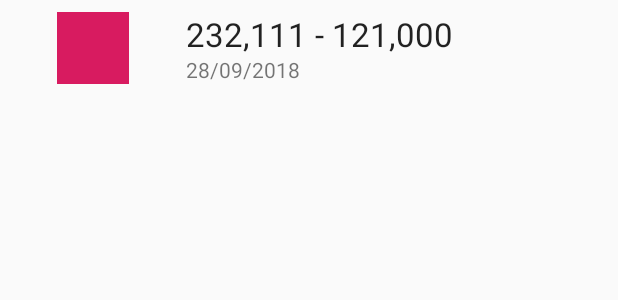
After one commit to roby222/recyclerViewSample, an Android app: the layout view_message_item.xml on its own in the app's theme, with its tools: preview values and no code run, on a phone screen of 412 x 824 dp. The commit adds this screen. Shown: the top 300 px of the screen. Run offline under Robolectric (Android 15) with nearby library versions, the phone set to English and light mode, and no system bars.

Commit message:
chore: some stuff

```diff
--- /dev/null
+++ b/app/src/main/res/layout/view_message_item.xml
@@ -0,0 +1,42 @@
+<?xml version="1.0" encoding="utf-8"?>
+<android.support.constraint.ConstraintLayout
+        xmlns:android="http://schemas.android.com/apk/res/android"
+        xmlns:app="http://schemas.android.com/apk/res-auto"
+        xmlns:tools="http://schemas.android.com/tools"
+        android:layout_width="match_parent"
+        android:layout_height="64dp"
+        android:padding="8dp">
+
+    <ImageView
+            android:id="@+id/imageView"
+            android:layout_width="wrap_content"
+            android:layout_height="wrap_content"
+            android:tint="@color/colorAccent"
+            app:layout_constraintBottom_toBottomOf="parent"
+            app:layout_constraintStart_toStartOf="parent"
+            app:layout_constraintTop_toTopOf="parent"
+            app:srcCompat="@drawable/ic_launcher_background" />
+
+    <TextView
+            android:id="@+id/locationCoordinates"
+            android:layout_width="0dp"
+            android:layout_height="wrap_content"
+            android:layout_marginStart="8dp"
+            android:layout_marginEnd="8dp"
+            android:textAppearance="@style/TextAppearance.AppCompat.Large"
+            app:layout_constraintEnd_toEndOf="parent"
+            app:layout_constraintStart_toEndOf="@+id/imageView"
+            app:layout_constraintTop_toTopOf="parent"
+            tools:text="232,111 - 121,000" />
+
+    <TextView
+            android:id="@+id/locationDate"
+            android:layout_width="0dp"
+            android:layout_height="wrap_content"
+            android:layout_marginStart="8dp"
+            android:layout_marginEnd="8dp"
+            app:layout_constraintBottom_toBottomOf="parent"
+            app:layout_constraintEnd_toEndOf="parent"
+            app:layout_constraintStart_toEndOf="@+id/imageView"
+            tools:text="28/09/2018" />
+</android.support.constraint.ConstraintLayout>
--- a/build.gradle
+++ b/build.gradle
@@ -1,7 +1,7 @@
 // Top-level build file where you can add configuration options common to all sub-projects/modules.
 
 buildscript {
-    ext.kotlin_version = '1.3.10'
+    ext.kotlin_version = '1.3.11'
     repositories {
         google()
         jcenter()
--- a/data/build.gradle
+++ b/data/build.gradle
@@ -1,8 +1,11 @@
+
 apply plugin: 'java-library'
+apply plugin: 'org.jetbrains.kotlin.jvm'
 
 dependencies {
-    implementation fileTree(dir: 'libs', include: ['*.jar'])
     implementation project(':domain')
+    implementation"org.jetbrains.kotlin:kotlin-stdlib"
+
 
 }
 
--- a/domain/build.gradle
+++ b/domain/build.gradle
@@ -1,8 +1,10 @@
+
 apply plugin: 'java-library'
+apply plugin: 'org.jetbrains.kotlin.jvm'
 
 dependencies {
-    implementation project(':domain')
-    implementation fileTree(dir: 'libs', include: ['*.jar'])
+    implementation"org.jetbrains.kotlin:kotlin-stdlib"
+
 }
 
 sourceCompatibility = "7"
--- a/domain/src/main/java/com/example/roberto/domain/Attachment.kt
+++ b/domain/src/main/java/com/example/roberto/domain/Attachment.kt
@@ -1,3 +1,3 @@
 package com.example.roberto.domain
 
-class Attachment(val id: String, val title: String, val url: String, val thumbnailUrl: String)
+data class Attachment(val id: String, val title: String, val url: String, val thumbnailUrl: String)
--- a/domain/src/main/java/com/example/roberto/domain/Message.kt
+++ b/domain/src/main/java/com/example/roberto/domain/Message.kt
@@ -2,4 +2,4 @@ package com.example.roberto.domain
 
 import java.util.ArrayList
 
-class Message(val id: Long, val userId: Long, val content: String, val attachment: ArrayList<Attachment>)
+data class Message(val id: Long, val userId: Long, val content: String, val attachment: ArrayList<Attachment>)
--- a/domain/src/main/java/com/example/roberto/domain/User.kt
+++ b/domain/src/main/java/com/example/roberto/domain/User.kt
@@ -1,3 +1,3 @@
 package com.example.roberto.domain
 
-class User(val id: Long, val name: String, val avatarId: String)
+data class User(val id: Long, val name: String, val avatarId: String)
--- a/settings.gradle
+++ b/settings.gradle
@@ -1 +1 @@
-include ':app', ':usecases', ':data', ':domain'
+include ':app', ':usecases', ':domain', ':data'
```
Also changed, not shown: app/build.gradle (+9 -2 lines), app/src/main/java/com/example/roberto/recyclerviewsample/ui/MainActivity.kt (+41 -1 lines), app/src/main/java/com/example/roberto/recyclerviewsample/ui/MainPresenter.kt (added, +47 -0 lines), app/src/main/java/com/example/roberto/recyclerviewsample/ui/MessagesAdapter.kt (added, +37 -0 lines), app/src/main/java/com/example/roberto/recyclerviewsample/ui/models/Message.kt (added, +10 -0 lines), app/src/main/java/com/example/roberto/recyclerviewsample/ui/models/User.kt (added, +8 -0 lines), usecases/build.gradle (+16 -0 lines), 1 other file.
